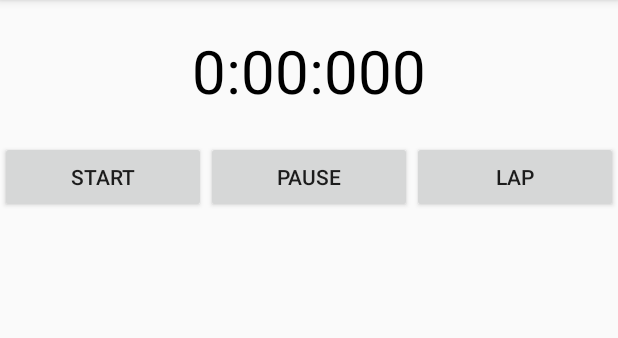
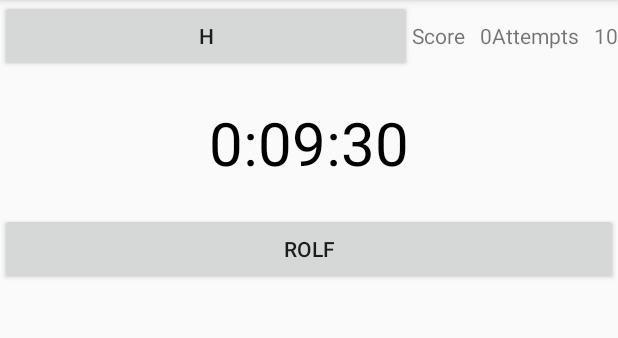
Before and after one commit to davidrawlings10/StopwatchChallenge, an Android app: the screen it shows after launch (MainActivity), on a phone screen of 412 x 824 dp, the part 84-422 px from its top. Run offline under Robolectric (Android 15) with nearby library versions, the phone set to English and light mode, and no system bars.

```diff
--- a/app/src/main/java/com/example/stopwatchchallenge/MainActivity.java
+++ b/app/src/main/java/com/example/stopwatchchallenge/MainActivity.java
@@ -2,6 +2,7 @@ package com.example.stopwatchchallenge;
 
 import android.content.Context;
 import android.graphics.Color;
+import android.graphics.Typeface;
 import android.os.Handler;
 import android.os.SystemClock;
 import android.support.v7.app.AppCompatActivity;
@@ -12,67 +13,124 @@ import android.widget.Button;
 import android.widget.LinearLayout;
 import android.widget.TextView;
 
-import org.w3c.dom.Text;
-
 public class MainActivity extends AppCompatActivity {
 
-    Button btnStart, btnPause, btnLap;
-    TextView txtTimer;
-    Handler customHandler = new Handler();
+    Button /*btnStart, btnPause,*/ btnHome, btnRolf;
+    TextView textViewObject;
+    Handler customerHandler = new Handler();
     LinearLayout container;
+    LinearLayout background;
+    TextView scoreViewObject;
+    TextView attemptsViewObject;
 
-    long startTime=0L,timeInMilliseconds=0L,timeSwapBuff=0L,updateTime=0L;
+    long startTime=0L,timeInMilliseconds=0L; //,timeSwapBuff=0L,updateTime=0L;
+
+    int score = 0;
+    int attempts = 10;
 
     Runnable updateTimerThread = new Runnable() {
         @Override
         public void run() {
             timeInMilliseconds = SystemClock.uptimeMillis()-startTime;
-            updateTime = timeSwapBuff+timeInMilliseconds;
+            //updateTime = timeSwapBuff+timeInMilliseconds;
             int secs=(int)(timeInMilliseconds/1000);
             int mins=secs/60;
             secs%=60;
-            int milliseconds=(int)(updateTime%1000/10);
-            txtTimer.setText(""+mins+":"+String.format("%02d",secs)+":"
-                                        +String.format("%03d",milliseconds));
-            customHandler.postDelayed(this, 0);
+            int milliseconds=(int)(timeInMilliseconds%1000/10);
+            textViewObject.setText(""+mins+":"+String.format("%02d",secs)+":"
+                    +String.format("%02d",milliseconds));
+            customerHandler.postDelayed(this, 0);
         }
     };
+
+    //private Chronometer chronometer;
+    //private boolean running;
 
     @Override
     protected void onCreate(Bundle savedInstanceState) {
         super.onCreate(savedInstanceState);
         setContentView(R.layout.activity_main);
+        //btnStart = (Button)findViewById(R.id.btnStart);
+        //btnPause = (Button)findViewById(R.id.btnPause);
+        btnHome = (Button)findViewById(R.id.btnHome);
+        btnRolf = (Button)findViewById(R.id.btnRolf);
+        textViewObject = (TextView)findViewById(R.id.timerView);
+        container = (LinearLayout)findViewById(R.id.container);
+        background = (LinearLayout)findViewById(R.id.background);
+        scoreViewObject = (TextView)findViewById(R.id.scoreView);
+        scoreViewObject.setText("Score   " + Integer.toString(score));
+        attemptsViewObject = (TextView)findViewById(R.id.attemptsView);
+        attemptsViewObject.setText("Attempts   " + Integer.toString(attempts));
 
-        btnStart = (Button)findViewById(R.id.btnStart);
-        btnPause = (Button)findViewById(R.id.btnPause);
-        btnLap = (Button)findViewById(R.id.btnLap);
-        txtTimer = (TextView)findViewById(R.id.timerValue);
-        container = (LinearLayout)findViewById(R.id.container);
+        //Typeface type = Typeface.createFromAsset(getAssets(),"font/dsdigii.tff");
+        //textViewObject.setTypeface(type);
 
-        btnStart.setOnClickListener(new View.OnClickListener() {
-            @Override
-            public void onClick(View view) {
-                startTime = SystemClock.uptimeMillis();
+        //btnStart.setOnClickListener(new View.OnClickListener() {
+        //    @Override
+        //    public void onClick(View view) {
+        startTime = SystemClock.uptimeMillis();
+        customerHandler.postDelayed(updateTimerThread, 0);
+        //    }
+        //});
 
-                customHandler.postDelayed(updateTimerThread,0);
-            }
-        });
-
-        btnPause.setOnClickListener(new View.OnClickListener() {
+        /*btnPause.setOnClickListener(new View.OnClickListener() {
             @Override
             public void onClick(View view) {
                 timeSwapBuff+=timeInMilliseconds;
-                customHandler.removeCallbacks(updateTimerThread);
+                customerHandler.removeCallbacks(updateTimerThread);
             }
-        });
+        });*/
 
-        btnLap.setOnClickListener(new View.OnClickListener() {
+        btnRolf.setOnClickListener(new View.OnClickListener() {
             @Override
             public void onClick(View view) {
                 LayoutInflater inflater = (LayoutInflater)getBaseContext().getSystemService(Context.LAYOUT_INFLATER_SERVICE);
                 View addView = inflater.inflate(R.layout.row, null);
-                TextView txtValue = (TextView)addView.findViewById(R.id.txtContent);
-                container.addView(addView);
+
+                TextView txtValue = (TextView)addView.findViewById(R.id.txtContent); // row
+                txtValue.setText(textViewObject.getText()); // main
+                Integer tenth = Integer.parseInt(textViewObject.getText().toString().substring(5, 6));
+                Integer hundredth = Integer.parseInt(textViewObject.getText().toString().substring(6, 7));
+                switch (tenth) {
+                    case 0:
+                    case 9:
+                        if (tenth == 0 && hundredth == 0) {
+                            txtValue.setTextColor(Color.BLUE);
+                            score += 10;
+                            attempts--;
+                            scoreViewObject.setText("Score   " + Integer.toString(score));
+                            attemptsViewObject.setText("Attempts   " + Integer.toString(attempts));
+                        }
+                        else {
+                            //txtValue.setTextColor(Color.GREEN);
+                            txtValue.setTextColor(Color.rgb(0, 255, 0));
+                            score += 5;
+                            attempts--;
+                            scoreViewObject.setText("Score   " + Integer.toString(score));
+                            attemptsViewObject.setText("Attempts   " + Integer.toString(attempts));
+                        }
+                        break;
+                    case 1:
+                    case 8:
+                        txtValue.setTextColor(Color.rgb(255, 200, 0));
+                        score += 3;
+                        attempts--;
+                        scoreViewObject.setText("Score   " + Integer.toString(score));
+                        attemptsViewObject.setText("Attempts   " + Integer.toString(attempts));
+                        break;
+                    case 2:
+                    case 7:
+                        txtValue.setTextColor(Color.rgb(255, 125, 0));
+                        score += 1;
+                        attempts--;
+                        scoreViewObject.setText("Score   " + Integer.toString(score));
+                        attemptsViewObject.setText("Attempts   " + Integer.toString(attempts));
+                        break;
+                    default:
+                        txtValue.setTextColor(Color.rgb(255, 0, 0));
+                        break;
+                }
+                container.addView(addView, 0);
             }
         });
     }
--- a/app/src/main/res/layout/activity_main.xml
+++ b/app/src/main/res/layout/activity_main.xml
@@ -1,53 +1,92 @@
 <?xml version="1.0" encoding="utf-8"?>
 <LinearLayout xmlns:android="http://schemas.android.com/apk/res/android"
     xmlns:tools="http://schemas.android.com/tools"
+    android:id="@+id/background"
     android:layout_width="match_parent"
     android:layout_height="match_parent"
     android:orientation="vertical"
     tools:context=".MainActivity">
 
+    <LinearLayout
+        android:orientation="horizontal"
+        android:layout_width="match_parent"
+        android:layout_height="wrap_content"
+        android:gravity="center"
+        android:layout_gravity="center"
+        android:layout_centerHorizontal="true"
+        android:layout_centerVertical="true">
+
+        <Button
+            android:id="@+id/btnHome"
+            android:text="H"
+            android:layout_weight="1"
+            android:layout_width="25px"
+            android:layout_height="wrap_content"/>
+
         <TextView
-        android:id="@+id/timerValue"
+            android:id="@+id/scoreView"
+            android:layout_width="wrap_content"
+            android:layout_height="wrap_content"
+            android:text="Large Text"/>
+
+        <TextView
+            android:id="@+id/attemptsView"
+            android:layout_width="wrap_content"
+            android:layout_height="wrap_content"
+            android:text="Large Text"/>
+
+    </LinearLayout>
+
+    <TextView
+        android:id="@+id/timerView"
         android:layout_gravity="center_horizontal"
         android:layout_marginTop="20dp"
         android:layout_marginBottom="20dp"
         android:textSize="40sp"
         android:textColor="#000000"
-        android:text="0:00:000"
         android:fontFamily="georgia-medium"
         android:layout_width="wrap_content"
-        android:layout_height="wrap_content"/>
+        android:layout_height="wrap_content"
+        android:typeface="monospace"/>
 
     <LinearLayout
         android:orientation="horizontal"
         android:layout_width="match_parent"
-        android:layout_height="wrap_content">
+        android:layout_height="wrap_content"
+        android:gravity="center"
+        android:layout_gravity="center"
+        android:layout_centerHorizontal="true"
+        android:layout_centerVertical="true">
 
         <Button
+            android:id="@+id/btnRolf"
+            android:text="Rolf"
+            android:layout_weight="1"
+            android:layout_width="50px"
+            android:layout_height="wrap_content"/>
+
+        <!--Button
             android:id="@+id/btnStart"
             android:text="Start"
             android:layout_weight="1"
             android:layout_width="0dp"
-            android:layout_height="wrap_content"/>
+            android:layout_height="wrap_content"/-->
 
-        <Button
+        <!--Button
             android:id="@+id/btnPause"
             android:text="Pause"
             android:layout_weight="1"
             android:layout_width="0dp"
-            android:layout_height="wrap_content"/>
+            android:layout_height="wrap_content"/-->
+    </LinearLayout>
 
-        <Button
-            android:id="@+id/btnLap"
-            android:text="Lap"
-            android:layout_weight="1"
-            android:layout_width="0dp"
-            android:layout_height="wrap_content"/>
-
-    </LinearLayout>
         <LinearLayout
             android:layout_width="match_parent"
-        android:layout_height="wrap_content">
+            android:layout_height="wrap_content"
+            android:gravity="center"
+            android:layout_gravity="center"
+            android:layout_centerHorizontal="true"
+            android:layout_centerVertical="true">
             <ScrollView
                 android:layout_width="match_parent"
                 android:layout_height="wrap_content">
@@ -55,7 +94,41 @@
                     android:id="@+id/container"
                     android:orientation="vertical"
                     android:layout_width="match_parent"
+                    android:gravity="center"
+                    android:layout_gravity="center"
+                    android:layout_centerHorizontal="true"
+                    android:layout_centerVertical="true"
                     android:layout_height="wrap_content"></LinearLayout>
             </ScrollView>
     </LinearLayout>
+
+    <!--Button
+        android:layout_width="wrap_content"
+        android:layout_height="wrap_content
+" />
+
+    <Chronometer
+        android:id="@+id/chronometer"
+        android:layout_width="wrap_content"
+        android:layout_height="wrap_content"
+        android:textSize="30sp"/>
+
+    <Button
+        android:layout_width="wrap_content"
+        android:layout_height="wrap_content"
+        android:text="Start"
+        android:onClick="startChronometer"/>
+
+    <Button
+        android:layout_width="wrap_content"
+        android:layout_height="wrap_content"
+        android:text="Pause"
+        android:onClick="pauseChronometer"/>
+
+    <Button
+        android:layout_width="wrap_content"
+        android:layout_height="wrap_content"
+        android:text="Reset"
+        android:onClick="resetChronometer"/-->
+
 </LinearLayout>
```
Lines whose indentation alone changed are shown as unchanged.
